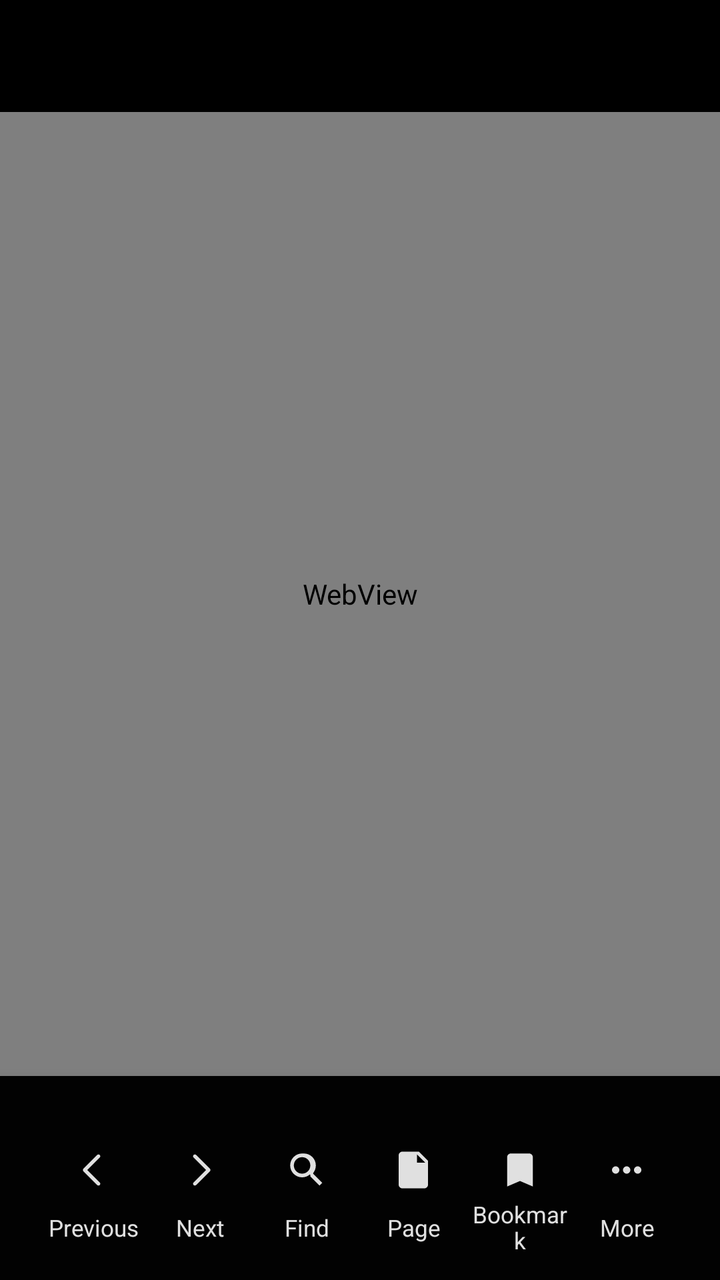
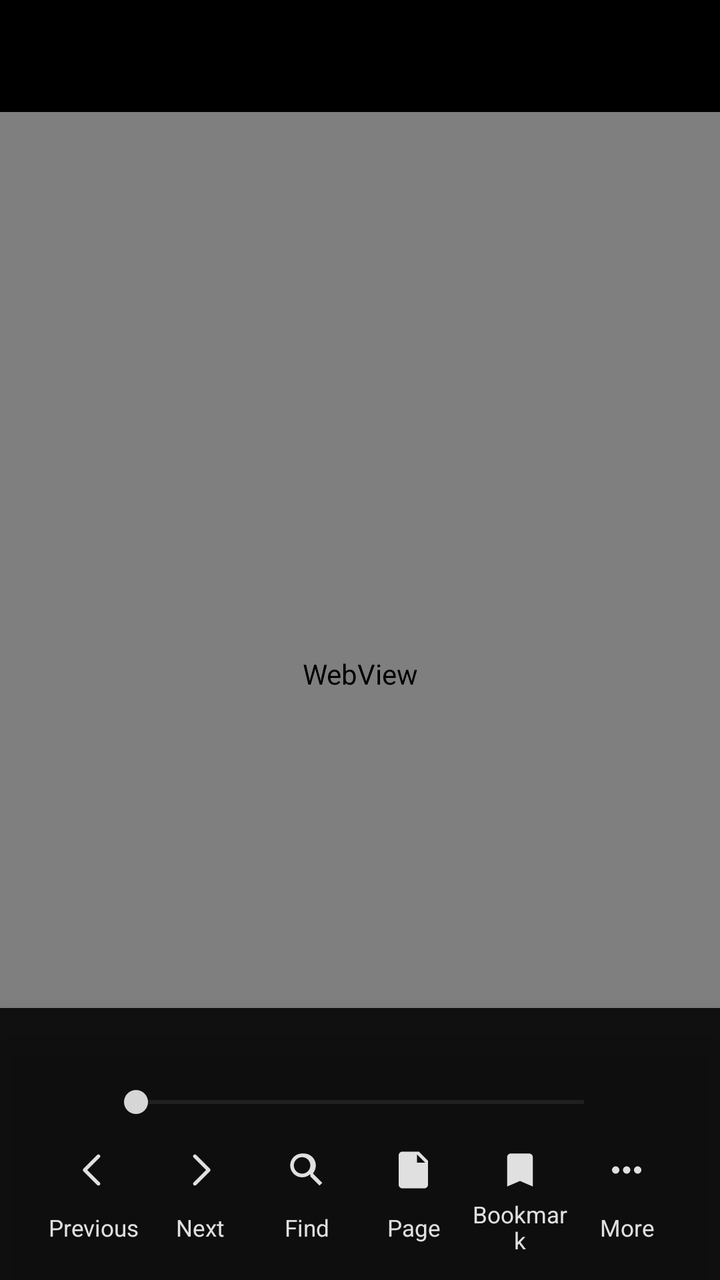

The first picture is an Android layout as it rendered before a commit; the second is the same layout after the commit. The layout source and the unified diff follow.
<!-- AndroidManifest.xml: activity theme Theme.TextViewReader.DocumentSelectionContrast -->
<!-- res/layout/activity_document_page.xml -->
<?xml version="1.0" encoding="utf-8"?>
<LinearLayout xmlns:android="http://schemas.android.com/apk/res/android"
    xmlns:app="http://schemas.android.com/apk/res-auto"
    android:id="@+id/document_root"
    android:layout_width="match_parent"
    android:layout_height="match_parent"
    android:background="#121212"
    android:orientation="vertical">
    <com.google.android.material.appbar.AppBarLayout
        android:id="@+id/document_appbar"
        android:layout_width="match_parent"
        android:layout_height="wrap_content"
        android:background="#000000"
        android:elevation="0dp">
        <androidx.appcompat.widget.Toolbar
            android:id="@+id/toolbar"
            android:layout_width="match_parent"
            android:layout_height="?attr/actionBarSize"
            android:background="#000000"
            app:navigationIconTint="@android:color/white"
            app:titleTextColor="@android:color/white" />
    </com.google.android.material.appbar.AppBarLayout>
    <FrameLayout
        android:id="@+id/document_search_panel_container"
        android:layout_width="match_parent"
        android:layout_height="wrap_content"
        android:background="#121212"
        android:paddingStart="12dp"
        android:paddingTop="8dp"
        android:paddingEnd="12dp"
        android:paddingBottom="8dp"
        android:visibility="gone" />

    <FrameLayout
        android:id="@+id/document_viewport"
        android:layout_width="match_parent"
        android:layout_height="0dp"
        android:layout_weight="1"
        android:background="#121212">
        <WebView
            android:id="@+id/document_webview"
            android:layout_width="match_parent"
            android:layout_height="match_parent"
            android:background="#121212" />
        <ProgressBar
            android:id="@+id/loading_progress"
            android:layout_width="48dp"
            android:layout_height="48dp"
            android:layout_gravity="center"
            android:background="@android:color/transparent"
            android:visibility="gone" />
        <FrameLayout
            android:id="@+id/document_search_overlay_container"
            android:layout_width="match_parent"
            android:layout_height="wrap_content"
            android:layout_gravity="top"
            android:background="@android:color/transparent"
            android:paddingStart="12dp"
            android:paddingTop="8dp"
            android:paddingEnd="12dp"
            android:paddingBottom="8dp"
            android:visibility="gone" />
    </FrameLayout>
    <LinearLayout
        android:id="@+id/document_bottom_scroller"
        android:layout_width="match_parent"
        android:layout_height="wrap_content"
        android:background="#DD000000"
        android:elevation="12dp"
        android:orientation="vertical"
        android:paddingStart="20dp"
        android:paddingTop="8dp"
        android:paddingEnd="20dp"
        android:paddingBottom="6dp">
        <TextView
            android:id="@+id/document_page_status"
            android:layout_width="match_parent"
            android:layout_height="22dp"
            android:gravity="center"
            android:textColor="#E0E0E0"
            android:textSize="12sp"
            android:textStyle="bold" />
        <LinearLayout
            android:id="@+id/document_bottom_bar"
            android:layout_width="match_parent"
            android:layout_height="66dp"
            android:baselineAligned="false"
            android:gravity="center"
            android:orientation="horizontal">
            <TextView
                android:id="@+id/btn_prev_page"
                style="@style/ReaderBottomButton"
                android:drawableTop="@drawable/ic_bottom_arrow_left"
                android:text="@string/previous_page" />
            <TextView
                android:id="@+id/btn_next_page"
                style="@style/ReaderBottomButton"
                android:drawableTop="@drawable/ic_bottom_arrow_right"
                android:text="@string/next_page" />
            <TextView
                android:id="@+id/btn_document_search"
                style="@style/ReaderBottomButton"
                android:drawableTop="@drawable/ic_bottom_search"
                android:text="@string/find" />

            <TextView
                android:id="@+id/btn_page_move"
                style="@style/ReaderBottomButton"
                android:drawableTop="@drawable/ic_bottom_page"
                android:text="@string/bottom_page" />
            <TextView
                android:id="@+id/btn_bookmarks"
                style="@style/ReaderBottomButton"
                android:drawableTop="@drawable/ic_bottom_bookmark"
                android:text="@string/bookmark" />
            <TextView
                android:id="@+id/btn_more"
                style="@style/ReaderBottomButton"
                android:drawableTop="@drawable/ic_bottom_more_horiz"
                android:text="@string/more" />
        </LinearLayout>
    </LinearLayout>
</LinearLayout>
<!-- resources referenced by this layout -->
<resources>
  <!-- drawable ic_bottom_arrow_left (drawable) -->
  <?xml version="1.0" encoding="utf-8"?>
  <vector xmlns:android="http://schemas.android.com/apk/res/android"
      android:width="22dp"
      android:height="22dp"
      android:viewportWidth="24"
      android:viewportHeight="24">
      <path
          android:fillColor="#E0E0E0"
          android:pathData="M15.5,5.2L8.7,12l6.8,6.8c0.4,0.4 0.4,1 0,1.4s-1,0.4 -1.4,0l-7.5,-7.5c-0.4,-0.4 -0.4,-1 0,-1.4l7.5,-7.5c0.4,-0.4 1,-0.4 1.4,0s0.4,1 0,1.4z" />
  </vector>
  <!-- drawable ic_bottom_arrow_right (drawable) -->
  <?xml version="1.0" encoding="utf-8"?>
  <vector xmlns:android="http://schemas.android.com/apk/res/android"
      android:width="22dp"
      android:height="22dp"
      android:viewportWidth="24"
      android:viewportHeight="24">
      <path
          android:fillColor="#E0E0E0"
          android:pathData="M8.5,18.8l6.8,-6.8L8.5,5.2c-0.4,-0.4 -0.4,-1 0,-1.4s1,-0.4 1.4,0l7.5,7.5c0.4,0.4 0.4,1 0,1.4l-7.5,7.5c-0.4,0.4 -1,0.4 -1.4,0s-0.4,-1 0,-1.4z" />
  </vector>
  <!-- drawable ic_bottom_bookmark (drawable) -->
  <?xml version="1.0" encoding="utf-8"?>
  <vector xmlns:android="http://schemas.android.com/apk/res/android"
      android:width="22dp"
      android:height="22dp"
      android:viewportWidth="24"
      android:viewportHeight="24">
      <path
          android:fillColor="#E0E0E0"
          android:pathData="M17,3H7c-1.1,0 -2,0.9 -2,2v16l7,-3 7,3V5c0,-1.1 -0.9,-2 -2,-2z" />
  </vector>
  <!-- drawable ic_bottom_more_horiz (drawable) -->
  <?xml version="1.0" encoding="utf-8"?>
  <vector xmlns:android="http://schemas.android.com/apk/res/android"
      android:width="22dp"
      android:height="22dp"
      android:viewportWidth="24"
      android:viewportHeight="24">
      <path
          android:fillColor="#E0E0E0"
          android:pathData="M6,10c-1.1,0 -2,0.9 -2,2s0.9,2 2,2 2,-0.9 2,-2 -0.9,-2 -2,-2zM12,10c-1.1,0 -2,0.9 -2,2s0.9,2 2,2 2,-0.9 2,-2 -0.9,-2 -2,-2zM18,10c-1.1,0 -2,0.9 -2,2s0.9,2 2,2 2,-0.9 2,-2 -0.9,-2 -2,-2z" />
  </vector>
  <!-- drawable ic_bottom_page (drawable) -->
  <?xml version="1.0" encoding="utf-8"?>
  <vector xmlns:android="http://schemas.android.com/apk/res/android"
      android:width="22dp"
      android:height="22dp"
      android:viewportWidth="24"
      android:viewportHeight="24">
      <path
          android:fillColor="#E0E0E0"
          android:pathData="M6,2h9l5,5v13c0,1.1 -0.9,2 -2,2H6c-1.1,0 -2,-0.9 -2,-2V4c0,-1.1 0.9,-2 2,-2zM14,3.5V8h4.5L14,3.5zM8,11h8v1.6H8V11zM8,14.5h8v1.6H8v-1.6zM8,18h5.5v1.6H8V18z" />
  </vector>
  <!-- drawable ic_bottom_search (drawable) -->
  <?xml version="1.0" encoding="utf-8"?>
  <vector xmlns:android="http://schemas.android.com/apk/res/android"
      android:width="22dp"
      android:height="22dp"
      android:viewportWidth="24"
      android:viewportHeight="24">
      <path
          android:fillColor="#E0E0E0"
          android:pathData="M9.5,3C5.91,3 3,5.91 3,9.5S5.91,16 9.5,16c1.61,0 3.09,-0.59 4.23,-1.57l0.27,0.28v0.79l5,4.99L20.49,19l-4.99,-5v-0.27C16.41,12.59 17,11.11 17,9.5C17,5.91 14.09,3 10.5,3H9.5zM9.5,5C11.99,5 14,7.01 14,9.5S11.99,14 9.5,14 5,11.99 5,9.5 7.01,5 9.5,5z" />
  </vector>
  <string name="bookmark">Bookmark</string>
  <string name="bottom_page">Page</string>
  <string name="find">Find</string>
  <string name="more">More</string>
  <string name="next_page">Next</string>
  <string name="previous_page">Previous</string>
  <color name="md_theme_light_primary">#202124</color>
  <color name="md_theme_light_onPrimary">#FFFFFF</color>
  <color name="md_theme_light_primaryContainer">#E8EAED</color>
  <color name="md_theme_light_surface">#FFFFFF</color>
  <color name="md_theme_light_onSurface">#202124</color>
  <color name="md_theme_light_surfaceVariant">#F1F3F4</color>
  <color name="md_theme_light_onSurfaceVariant">#5F6368</color>
  <color name="md_theme_light_outline">#8A9099</color>
  <!-- unchanged entries left out for length: 2 -->
</resources>

<!-- the commit's change to res/layout/activity_document_page.xml (unified diff, before → after) -->
@@ -1,15 +1,76 @@
 <?xml version="1.0" encoding="utf-8"?>
-<LinearLayout xmlns:android="http://schemas.android.com/apk/res/android"
+<FrameLayout xmlns:android="http://schemas.android.com/apk/res/android"
     xmlns:app="http://schemas.android.com/apk/res-auto"
     android:id="@+id/document_root"
     android:layout_width="match_parent"
     android:layout_height="match_parent"
-    android:background="#121212"
-    android:orientation="vertical">
+    android:background="#121212">
+
+    <LinearLayout
+        android:id="@+id/document_content_column"
+        android:layout_width="match_parent"
+        android:layout_height="match_parent"
+        android:orientation="vertical"
+        android:background="#121212">
+
+        <TextView
+            android:id="@+id/document_top_page_status"
+            android:layout_width="match_parent"
+            android:layout_height="wrap_content"
+            android:background="#121212"
+            android:gravity="center"
+            android:minHeight="34dp"
+            android:paddingBottom="8dp"
+            android:textColor="#E0E0E0"
+            android:textSize="12sp"
+            android:textStyle="bold"
+            android:visibility="invisible" />
+
+        <FrameLayout
+            android:id="@+id/document_viewport"
+            android:layout_width="match_parent"
+            android:layout_height="0dp"
+            android:layout_weight="1"
+            android:background="#121212">
+            <WebView
+                android:id="@+id/document_webview"
+                android:layout_width="match_parent"
+                android:layout_height="match_parent"
+                android:background="#121212" />
+            <ProgressBar
+                android:id="@+id/loading_progress"
+                android:layout_width="48dp"
+                android:layout_height="48dp"
+                android:layout_gravity="center"
+                android:background="@android:color/transparent"
+                android:visibility="gone" />
+            <FrameLayout
+                android:id="@+id/document_search_overlay_container"
+                android:layout_width="match_parent"
+                android:layout_height="wrap_content"
+                android:layout_gravity="top"
+                android:background="@android:color/transparent"
+                android:paddingStart="12dp"
+                android:paddingTop="8dp"
+                android:paddingEnd="12dp"
+                android:paddingBottom="8dp"
+                android:visibility="gone" />
+        </FrameLayout>
+
+        <View
+            android:id="@+id/document_nav_bar_spacer"
+            android:layout_width="match_parent"
+            android:layout_height="0dp"
+            android:background="#121212"
+            android:importantForAccessibility="no" />
+    </LinearLayout>
+
+
     <com.google.android.material.appbar.AppBarLayout
         android:id="@+id/document_appbar"
         android:layout_width="match_parent"
         android:layout_height="wrap_content"
+        android:layout_gravity="top"
         android:background="#000000"
         android:elevation="0dp">
         <androidx.appcompat.widget.Toolbar
@@ -20,51 +81,25 @@
             app:navigationIconTint="@android:color/white"
             app:titleTextColor="@android:color/white" />
     </com.google.android.material.appbar.AppBarLayout>
+
     <FrameLayout
         android:id="@+id/document_search_panel_container"
         android:layout_width="match_parent"
         android:layout_height="wrap_content"
+        android:layout_gravity="top"
         android:background="#121212"
+        android:elevation="11dp"
         android:paddingStart="12dp"
         android:paddingTop="8dp"
         android:paddingEnd="12dp"
         android:paddingBottom="8dp"
         android:visibility="gone" />
 
-    <FrameLayout
-        android:id="@+id/document_viewport"
-        android:layout_width="match_parent"
-        android:layout_height="0dp"
-        android:layout_weight="1"
-        android:background="#121212">
-        <WebView
-            android:id="@+id/document_webview"
-            android:layout_width="match_parent"
-            android:layout_height="match_parent"
-            android:background="#121212" />
-        <ProgressBar
-            android:id="@+id/loading_progress"
-            android:layout_width="48dp"
-            android:layout_height="48dp"
-            android:layout_gravity="center"
-            android:background="@android:color/transparent"
-            android:visibility="gone" />
-        <FrameLayout
-            android:id="@+id/document_search_overlay_container"
-            android:layout_width="match_parent"
-            android:layout_height="wrap_content"
-            android:layout_gravity="top"
-            android:background="@android:color/transparent"
-            android:paddingStart="12dp"
-            android:paddingTop="8dp"
-            android:paddingEnd="12dp"
-            android:paddingBottom="8dp"
-            android:visibility="gone" />
-    </FrameLayout>
     <LinearLayout
         android:id="@+id/document_bottom_scroller"
         android:layout_width="match_parent"
         android:layout_height="wrap_content"
+        android:layout_gravity="bottom"
         android:background="#DD000000"
         android:elevation="12dp"
         android:orientation="vertical"
@@ -80,6 +115,19 @@
             android:textColor="#E0E0E0"
             android:textSize="12sp"
             android:textStyle="bold" />
+        <SeekBar
+            android:id="@+id/document_page_seek_bar"
+            android:layout_width="match_parent"
+            android:layout_height="34dp"
+            android:layout_gravity="center_horizontal"
+            android:maxHeight="4dp"
+            android:minHeight="4dp"
+            android:paddingStart="48dp"
+            android:paddingEnd="48dp"
+            android:splitTrack="false"
+            android:progressBackgroundTint="#555555"
+            android:progressTint="#9E9E9E"
+            android:thumbTint="#D6D6D6" />
         <LinearLayout
             android:id="@+id/document_bottom_bar"
             android:layout_width="match_parent"
@@ -120,4 +168,4 @@
                 android:text="@string/more" />
         </LinearLayout>
     </LinearLayout>
-</LinearLayout>
+</FrameLayout>
